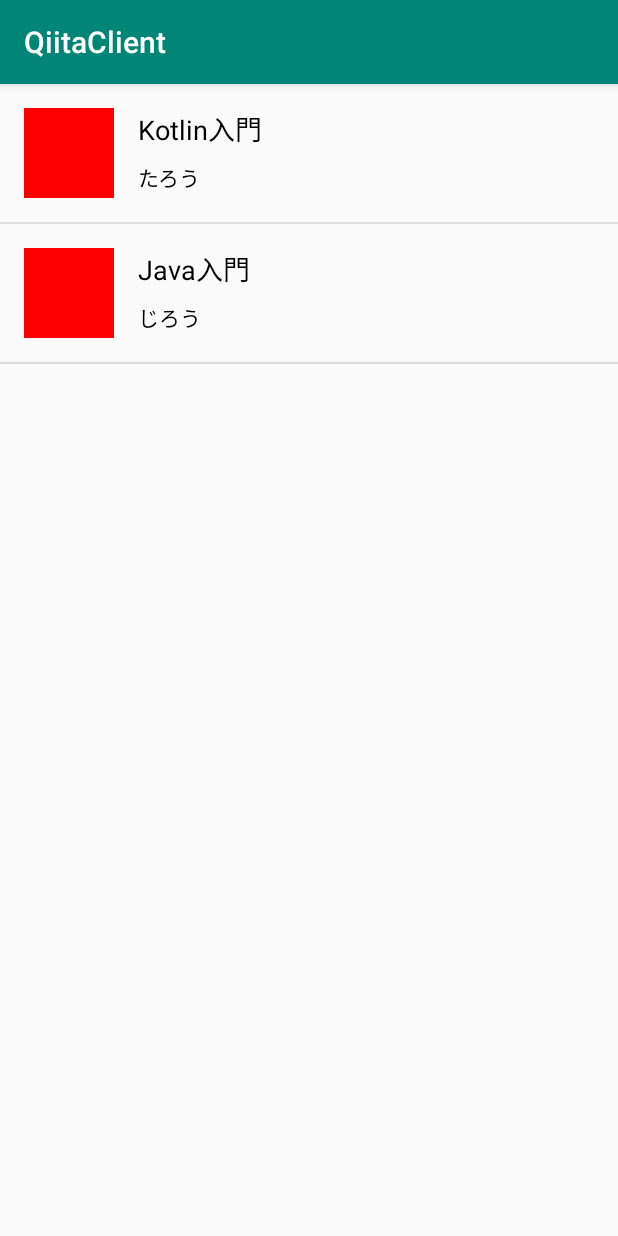
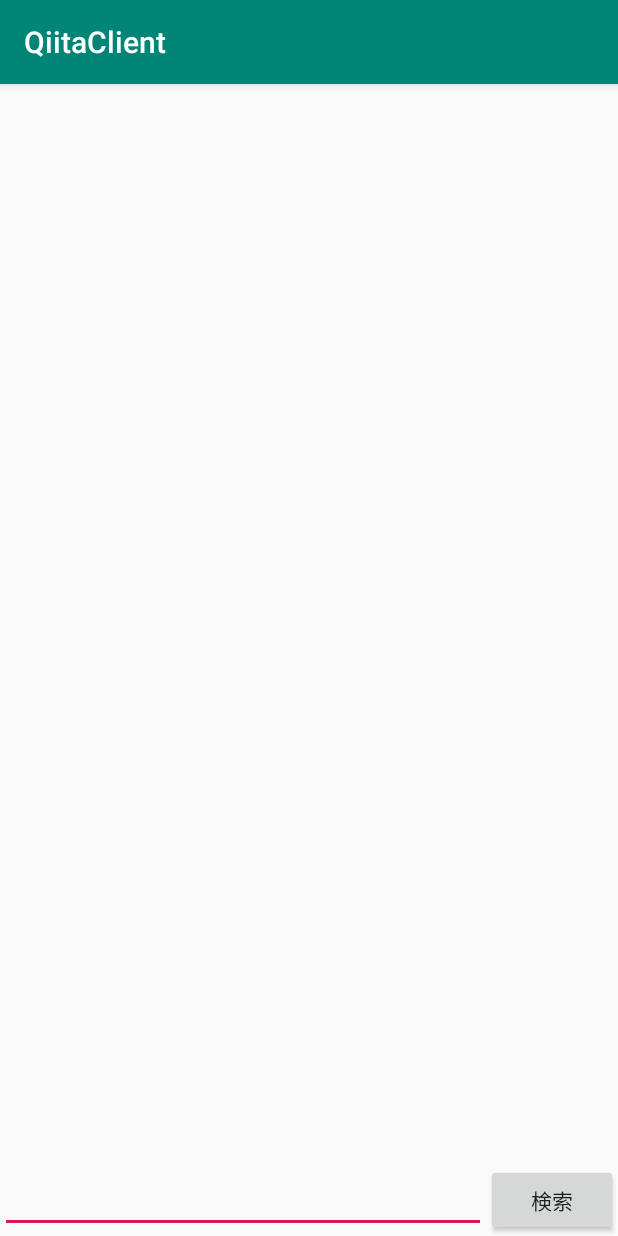
Before and after one commit to KobayashiKz/QiitaClient, an Android app: the screen it shows after launch (MainActivity), on a phone screen of 412 x 824 dp. Run offline under Robolectric (Android 15) with nearby library versions, the phone set to English and light mode, and no system bars; libraries missing offline, so code that uses them is left out: retrofit2.adapter.rxjava, rx.android.schedulers, rx.schedulers; 2 statements that could not run were skipped.

Commit message:
WebAPI検索処理追加
・Retrofitにて検索処理追加
・RxAndroidによる非同期処理
・Glideによる画像表示処理

```diff
--- a/app/build.gradle
+++ b/app/build.gradle
@@ -27,6 +27,12 @@ dependencies {
     implementation "org.jetbrains.kotlin:kotlin-stdlib-jdk7:$kotlin_version"
     implementation 'com.android.support:appcompat-v7:27.1.1'
     implementation 'com.android.support.constraint:constraint-layout:1.1.3'
+    implementation 'io.reactivex:rxandroid:1.2.1'
+    def retrofitVersion = '2.0.2'
+    implementation "com.squareup.retrofit2:retrofit:$retrofitVersion"
+    implementation "com.squareup.retrofit2:adapter-rxjava:$retrofitVersion"
+    implementation "com.squareup.retrofit2:converter-gson:$retrofitVersion"
+    implementation 'com.github.bumptech.glide:glide:3.7.0'
     testImplementation 'junit:junit:4.12'
     androidTestImplementation 'com.android.support.test:runner:1.0.2'
     androidTestImplementation 'com.android.support.test.espresso:espresso-core:3.0.2'
--- a/app/src/main/AndroidManifest.xml
+++ b/app/src/main/AndroidManifest.xml
@@ -1,6 +1,8 @@
 <?xml version="1.0" encoding="utf-8"?>
 <manifest xmlns:android="http://schemas.android.com/apk/res/android"
           package="com.kk.qiitaclient.kotlinstartbookapp.qiitaclient">
+
+    <uses-permission android:name="android.permission.INTERNET"/>
 
     <application
             android:allowBackup="true"
--- a/app/src/main/java/com/kk/qiitaclient/kotlinstartbookapp/qiitaclient/MainActivity.kt
+++ b/app/src/main/java/com/kk/qiitaclient/kotlinstartbookapp/qiitaclient/MainActivity.kt
@@ -2,9 +2,17 @@ package com.kk.qiitaclient.kotlinstartbookapp.qiitaclient
 
 import android.os.Bundle
 import android.support.v7.app.AppCompatActivity
+import android.widget.Button
+import android.widget.EditText
 import android.widget.ListView
-import com.kk.qiitaclient.kotlinstartbookapp.qiitaclient.model.Article
-import com.kk.qiitaclient.kotlinstartbookapp.qiitaclient.model.User
+import com.google.gson.FieldNamingPolicy
+import com.google.gson.GsonBuilder
+import com.kk.qiitaclient.kotlinstartbookapp.qiitaclient.client.ArticleClient
+import retrofit2.Retrofit
+import retrofit2.adapter.rxjava.RxJavaCallAdapterFactory
+import retrofit2.converter.gson.GsonConverterFactory
+import rx.android.schedulers.AndroidSchedulers
+import rx.schedulers.Schedulers
 
 class MainActivity : AppCompatActivity() {
 
@@ -13,8 +21,6 @@ class MainActivity : AppCompatActivity() {
         setContentView(R.layout.activity_main)
 
         val listAdapter = ArticleListAdapter(applicationContext)
-        listAdapter.articles = listOf(dummyArticle("Kotlin入門", "たろう"),
-            dummyArticle("Java入門", "じろう"))
 
         val listView: ListView = findViewById<ListView>(R.id.list_view)
         listView.adapter = listAdapter
@@ -24,17 +30,44 @@ class MainActivity : AppCompatActivity() {
             // 拡張関数letを入れて画面遷移処理
             startActivity(ArticleActivity.intent(this, article))
         }
+
+        // Gson
+        val gson = GsonBuilder()
+            .setFieldNamingPolicy(FieldNamingPolicy.LOWER_CASE_WITH_UNDERSCORES)
+            .create()
+        // レトロフィット
+        val retrofit = Retrofit.Builder()
+            // エンドポイントのベースとなるURLを指定
+            .baseUrl("https://qiita.com")
+            // レスポンスからオブジェクトへのコンバータファクトリを設定
+            .addConverterFactory(GsonConverterFactory.create(gson))
+            // RetrofitでRxAndroidを使用できるように設定
+            .addCallAdapterFactory(RxJavaCallAdapterFactory.create())
+            .build()
+        val articleClient = retrofit.create(ArticleClient::class.java)
+
+
+        // 検索テキストフィールド
+        val queryEditText = findViewById<EditText>(R.id.query_edit_text)
+        // 検索ボタン
+        val searchButton = findViewById<Button>(R.id.search_button)
+
+        // 検索ボタンタップしたらRxAndroidにより非同期でコールバックをメインスレッドで受け取る
+        searchButton.setOnClickListener {
+            // クエリ名を指定してObservable<List<Article>>を取得する
+            articleClient.search(queryEditText.text.toString())
+                // 結果（ストリーム）の生成を行う部分を別スレッドで行うよう設定
+                .subscribeOn(Schedulers.io())
+                // コールバック処理がメインスレッドで動く
+                .observeOn(AndroidSchedulers.mainThread())
+                // 結果の受け取りコールバックをラムダ式で渡している
+                .subscribe({
+                    queryEditText.text.clear()
+                    listAdapter.articles = it
+                    listAdapter.notifyDataSetChanged()
+                }, {
+                    toast("error: $it")
+                })
+        }
     }
-
-    /**
-     * ダミーの記事を返す
-     * @param title    記事タイトル
-     * @param userName ユーザー名
-     * @return ダミー記事
-     */
-    private fun dummyArticle(title: String, userName: String): Article =
-            Article(id = "",
-                title = title,
-                url = "https://kotlinlang.org/",
-                user = User(id = "", name = userName, profileImageUrl = ""))
 }
--- /dev/null
+++ b/app/src/main/java/com/kk/qiitaclient/kotlinstartbookapp/qiitaclient/client/ArticleClient.kt
@@ -0,0 +1,22 @@
+package com.kk.qiitaclient.kotlinstartbookapp.qiitaclient.client
+
+import com.kk.qiitaclient.kotlinstartbookapp.qiitaclient.model.Article
+import retrofit2.http.GET
+import retrofit2.http.Query
+import rx.Observable
+
+interface ArticleClient {
+
+    // RxAndroid: RxJavanoのAndroidに特化したライブラリ
+    // 非同期処理をRxAndroidで行うことで扱いが統一的で簡単になる
+    // WebAPIへリクエストを投げてコールバックが返ってくるまで非同期で行い、UIスレッドで描画更新する
+
+    // Retrofitが提供する@GETと@Queryアノテーション
+    // @GET: 引数に指定したエンドポイントへのGETメソッド
+    // @Query: "query"のクエリ名で、query: Stringがクエリパラメータ
+    // 戻り値のObservable: RxAndroidが提供するクラス
+    // Observableを購読（subscribe）することで結果を受け取れる
+    // 結果はObservableに渡しているList<Article>型となる
+    @GET("/api/v2/items")
+    fun search(@Query("query") query: String): Observable<List<Article>>
+}
--- a/app/src/main/java/com/kk/qiitaclient/kotlinstartbookapp/qiitaclient/extensions.kt
+++ b/app/src/main/java/com/kk/qiitaclient/kotlinstartbookapp/qiitaclient/extensions.kt
@@ -1,7 +1,9 @@
 package com.kk.qiitaclient.kotlinstartbookapp.qiitaclient
 
+import android.content.Context
 import android.support.annotation.IdRes
 import android.view.View
+import android.widget.Toast
 
 // NullableでなくNonNullにするために、findViewByの使用を避けて、lazy関数を使う
 // lazy: Kotlin標準ライブラリで提供されている
@@ -11,3 +13,7 @@ import android.view.View
 fun <T: View> View.bindView(@IdRes id: Int): Lazy<T> = lazy {
     findViewById<T>(id)
 }
+
+fun Context.toast(message: String, duration: Int = Toast.LENGTH_SHORT) {
+    Toast.makeText(this, message, duration).show()
+}
--- a/app/src/main/java/com/kk/qiitaclient/kotlinstartbookapp/qiitaclient/view/ArticleView.kt
+++ b/app/src/main/java/com/kk/qiitaclient/kotlinstartbookapp/qiitaclient/view/ArticleView.kt
@@ -1,12 +1,12 @@
 package com.kk.qiitaclient.kotlinstartbookapp.qiitaclient.view
 
 import android.content.Context
-import android.graphics.Color
 import android.util.AttributeSet
 import android.view.LayoutInflater
 import android.widget.FrameLayout
 import android.widget.ImageView
 import android.widget.TextView
+import com.bumptech.glide.Glide
 import com.kk.qiitaclient.kotlinstartbookapp.qiitaclient.R
 import com.kk.qiitaclient.kotlinstartbookapp.qiitaclient.bindView
 import com.kk.qiitaclient.kotlinstartbookapp.qiitaclient.model.Article
@@ -40,10 +40,9 @@ class ArticleView: FrameLayout {
      * @param article 記事情報をつめたデータクラス
      */
     fun setArticle(article: Article) {
-        titleTextView?.text = article.title
-        userNameTextView?.text = article.user.name
-
-        // TODO プロフィール画像セット
-        profileImageView.setBackgroundColor(Color.RED)
+        titleTextView.text = article.title
+        userNameTextView.text = article.user.name
+        // Glideによって画像URLからImageViewに貼り付ける
+        Glide.with(context).load(article.user.profileImageUrl).into(profileImageView)
     }
 }
--- a/app/src/main/res/layout/activity_main.xml
+++ b/app/src/main/res/layout/activity_main.xml
@@ -11,7 +11,8 @@
     <ListView
             android:id="@+id/list_view"
             android:layout_width="match_parent"
-            android:layout_height="match_parent"/>
+            android:layout_height="0dp"
+            android:layout_weight="1"/>
 
     <LinearLayout
             android:layout_width="match_parent"
```
